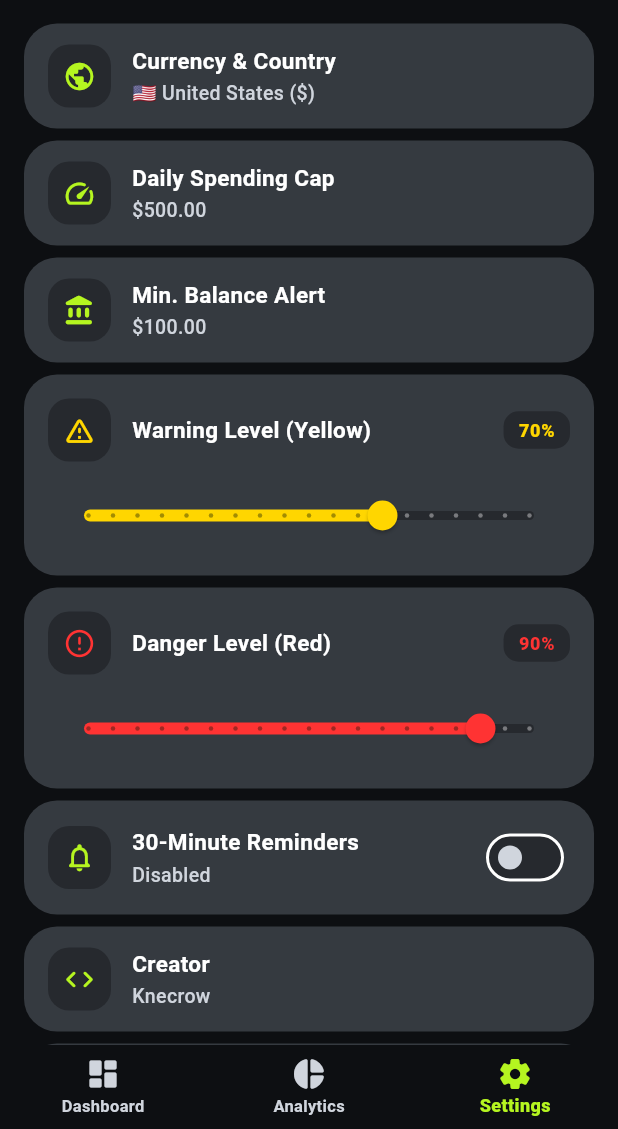
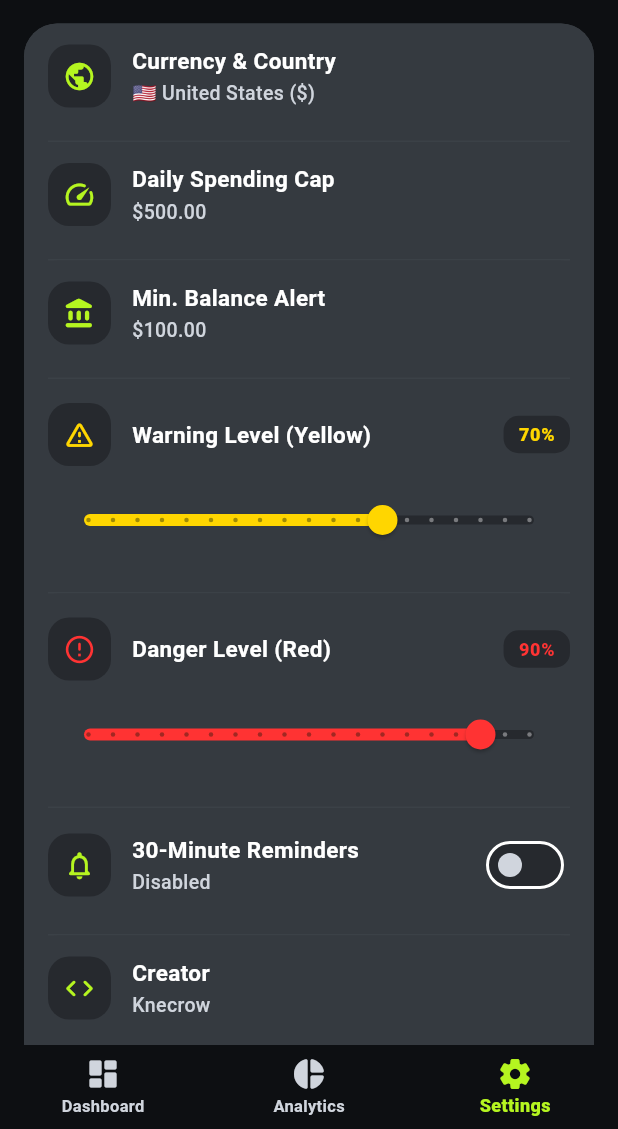
Before and after one commit to Knecrow/Estash, a Flutter app: the screen it shows after launch, item 3 of the bottom bar chosen, on a phone screen of 412 x 824 dp, the part 107-1236 px from its top. Run offline on Flutter 3.47's test engine with Material 3 defaults, Android fonts, the phone set to English and light mode, and no system bars; our stand-ins replace fl_chart, flutter_local_notifications, hive, hive_flutter, shared_preferences, timezone; missing offline and left inert: home_widget; accounts and stored records are empty.

Commit message:
Unify Settings and Transactions into single grouped card containers

```diff
--- a/lib/features/settings/settings_screen.dart
+++ b/lib/features/settings/settings_screen.dart
@@ -12,6 +12,7 @@ import '../../core/utils/haptic_utils.dart';
 import '../../core/utils/notification_service.dart';
 import '../../providers/finance_provider.dart';
 import '../../providers/settings_provider.dart';
+import '../../shared/widgets/one_ui_card_container.dart';
 import 'widgets/settings_tile.dart';
 import 'widgets/threshold_slider_tile.dart';
 
@@ -226,6 +227,13 @@ class SettingsScreen extends StatelessWidget {
     final finance = context.watch<FinanceProvider>();
     final activeCurrency = AppCurrencies.findBySymbol(settings.currencySymbol);
 
+    final divider = Divider(
+      color: AppColors.cardDivider.withValues(alpha: 0.3),
+      height: 1,
+      indent: 16,
+      endIndent: 16,
+    );
+
     return Scaffold(
       backgroundColor: AppColors.canvasBackground,
       body: SafeArea(
@@ -244,15 +252,18 @@ class SettingsScreen extends StatelessWidget {
             ),
             const SizedBox(height: 16),
 
-            // 1. Preferences / Currency (Most frequently accessed)
+            // Unified Single Grouped Settings Card
+            OneUICardContainer(
+              padding: EdgeInsets.zero,
+              child: Column(
+                children: [
                   SettingsTile(
                     icon: Icons.public_rounded,
                     title: 'Currency & Country',
                     subtitle: '${activeCurrency.flag} ${activeCurrency.country} (${activeCurrency.symbol})',
                     onTap: () => _showCurrencyPickerSheet(context, settings),
                   ),
-
-            // 2. Budget Limits
+                  divider,
                   SettingsTile(
                     icon: Icons.speed_rounded,
                     title: 'Daily Spending Cap',
@@ -265,6 +276,7 @@ class SettingsScreen extends StatelessWidget {
                       onSave: settings.setDailyCap,
                     ),
                   ),
+                  divider,
                   SettingsTile(
                     icon: Icons.account_balance_rounded,
                     title: 'Min. Balance Alert',
@@ -277,8 +289,7 @@ class SettingsScreen extends StatelessWidget {
                       onSave: settings.setMinBalanceThreshold,
                     ),
                   ),
-
-            // 3. Threshold Sliders
+                  divider,
                   ThresholdSliderTile(
                     icon: Icons.warning_amber_rounded,
                     title: 'Warning Level (Yellow)',
@@ -290,6 +301,7 @@ class SettingsScreen extends StatelessWidget {
                       }
                     },
                   ),
+                  divider,
                   ThresholdSliderTile(
                     icon: Icons.error_outline_rounded,
                     title: 'Danger Level (Red)',
@@ -301,8 +313,7 @@ class SettingsScreen extends StatelessWidget {
                       }
                     },
                   ),
-
-            // 4. Notifications
+                  divider,
                   SettingsTile(
                     icon: Icons.notifications_none_rounded,
                     title: '30-Minute Reminders',
@@ -321,31 +332,34 @@ class SettingsScreen extends StatelessWidget {
                       },
                     ),
                   ),
-
-            // 5. About & Developer Info
+                  divider,
                   SettingsTile(
                     icon: Icons.code_rounded,
                     title: 'Creator',
                     subtitle: _creatorName,
                   ),
+                  divider,
                   SettingsTile(
                     icon: Icons.open_in_new_rounded,
                     title: 'GitHub Repository',
                     subtitle: _githubUrl,
                     onTap: () => _openGitHub(context),
                   ),
+                  divider,
                   SettingsTile(
                     icon: Icons.info_outline_rounded,
                     title: 'App Version',
                     subtitle: 'Estash $_appVersion',
                   ),
-
-            // 6. System / Data Management (Destructive reset safely at the bottom)
+                  divider,
                   SettingsTile(
                     icon: Icons.restart_alt_rounded,
                     title: 'Reset All Data',
                     subtitle: 'Clear all transactions & reset settings',
                     onTap: () => _showResetConfirmationDialog(context, finance, settings),
+                  ),
+                ],
+              ),
             ),
             const SizedBox(height: 24),
           ],
```
Also changed, not shown: lib/features/dashboard/dashboard_screen.dart (+27 -17 lines), lib/shared/widgets/transaction_tile.dart (+22 -21 lines). Lines whose indentation alone changed are shown as unchanged.
